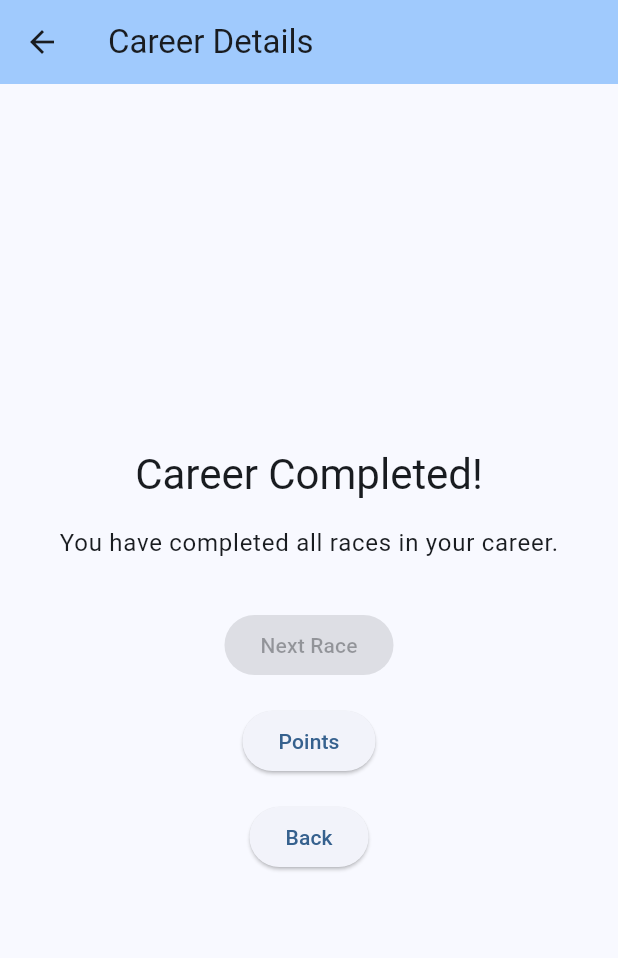
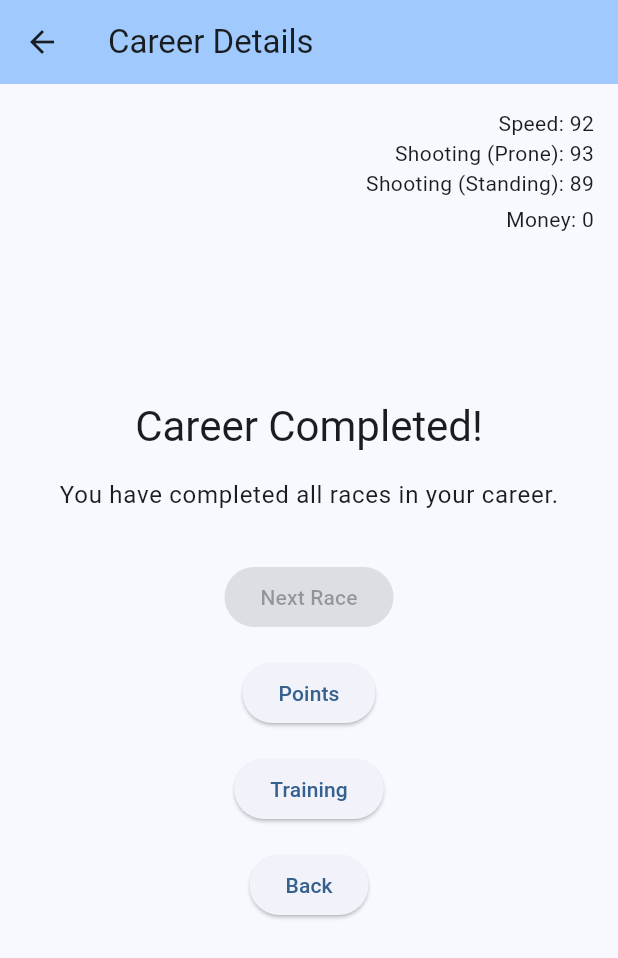
Before and after one commit to igor-krupko/biathlon, a Flutter app: the CareerDetailsScreen screen opened directly with empty values, on a phone screen of 412 x 824 dp. Shown: the top 958 px of the screen. Run offline on Flutter 3.47's test engine with Material 3 defaults, Android fonts, the light colour scheme and no system bars; our stand-ins replace audioplayers, equatable, flutter_bloc, go_router, shared_preferences; accounts and stored records are empty.

Commit message:
Add player stats and training

```diff
--- a/biathlon_app/lib/blocs/app_bloc_provider.dart
+++ b/biathlon_app/lib/blocs/app_bloc_provider.dart
@@ -62,9 +62,6 @@
             settingsService: SettingsService(),
           ),
         ),
-        BlocProvider<ShootingBloc>(
-          create: (context) => ShootingBloc(),
-        ),
         BlocProvider<LapProgressBloc>(
           create: (context) => LapProgressBloc(),
         ),
@@ -83,6 +80,5 @@
   CareerBloc get careerBloc => BlocProvider.of<CareerBloc>(this);
   PointsBloc get pointsBloc => BlocProvider.of<PointsBloc>(this);
   RaceBloc get raceBloc => BlocProvider.of<RaceBloc>(this);
-  ShootingBloc get shootingBloc => BlocProvider.of<ShootingBloc>(this);
   LapProgressBloc get lapProgressBloc => BlocProvider.of<LapProgressBloc>(this);
 }
--- a/biathlon_app/lib/blocs/career_bloc.dart
+++ b/biathlon_app/lib/blocs/career_bloc.dart
@@ -201,6 +201,10 @@
     await safeAsync(
       () async {
         await _repository.addRaceResult(currentCareer, event.result);
+        // Add money to player: 100$ per point
+        if (event.result.athleteName == currentCareer.player.name && event.result.athleteSurname == currentCareer.player.surname) {
+          currentCareer.addMoneyToPlayer(event.result.points * 1000000000);
+        }
         emit(CareerActive(currentCareer));
       },
       (error) => emit(CareerError('Failed to add race result: $error')),
--- a/biathlon_app/lib/blocs/race_bloc.dart
+++ b/biathlon_app/lib/blocs/race_bloc.dart
@@ -254,7 +254,7 @@
       final segmentsCompletedInLap = currentState.segmentTimes.length % segmentsInLap;
 
       if (segmentsCompletedInLap < segmentsInLap) {
-        final segmentTime = RaceStats.calculateSegmentTime(event.progress);
+        final segmentTime = RaceStats.calculateSegmentTime(event.progress, currentState.player.speed / 100.0);
         final newSegmentTimes = List<double>.from(currentState.segmentTimes)..add(segmentTime);
         final newTotalTime = currentState.totalTime + segmentTime;
 
--- a/biathlon_app/lib/models/athlete.dart
+++ b/biathlon_app/lib/models/athlete.dart
@@ -5,6 +5,7 @@
   final int speed; // 1-100
   final int shootingDown; // 1-100 (prone)
   final int shootingStanding; // 1-100 (standing)
+  final int money; // Player's money (default 0 for player)
 
   const Athlete({
     required this.name,
@@ -13,5 +14,6 @@
     required this.speed,
     required this.shootingDown,
     required this.shootingStanding,
+    this.money = 0,
   });
 }
--- a/biathlon_app/lib/models/career.dart
+++ b/biathlon_app/lib/models/career.dart
@@ -29,7 +29,7 @@
   int currentTrackIndex;
   final List<RacePointsResult> racePointsHistory = [];
   final List<List<RacePointsResult>> allRacesResults = [];
-  final Athlete player;
+  Athlete player;
 
   Career({
     required this.startDate,
@@ -92,4 +92,23 @@
   void addFullRaceResults(List<RacePointsResult> results) {
     allRacesResults.add(results);
   }
+
+  int get playerMoney => player.money;
+
+  void addMoneyToPlayer(int amount) {
+    // Create a new Athlete with updated money
+    final updatedPlayer = Athlete(
+      name: player.name,
+      surname: player.surname,
+      country: player.country,
+      speed: player.speed,
+      shootingDown: player.shootingDown,
+      shootingStanding: player.shootingStanding,
+      money: player.money + amount,
+    );
+    // This is a workaround since player is final; in a real app, refactor to allow updating player
+    // ignore: invalid_use_of_visible_for_testing_member, invalid_use_of_protected_member
+    // ignore: prefer_final_fields
+    player = updatedPlayer;
+  }
 }
--- a/biathlon_app/lib/models/race_stats.dart
+++ b/biathlon_app/lib/models/race_stats.dart
@@ -19,16 +19,16 @@
     return '$minutes:${seconds.toStringAsFixed(1).padLeft(4, '0')}';
   }
 
-  static double calculateSegmentTime(double progress) {
+  static double calculateSegmentTime(double progress, double playerBaseSpeed) {
     if (progress <= 0.75) {
       // If stopped at or before 75%, calculate speed based on progress
       final speed = 0.5 + (progress / 0.75) * 0.5; // Speed from 50% to 100%
-      return 16 / speed; // Base time (16s) divided by speed
+      return 8 + 8 / speed / sqrt(playerBaseSpeed); // Base time (16s) divided by speed
     } else {
       // If stopped after 75%, apply 3x penalty for the portion after 75%
       final penaltyProgress = progress - 0.75;
       final speed = 1.0 - (penaltyProgress * 4); // Speed decreases by 3x
-      return 16 / speed;
+      return 8 + 8 / speed / sqrt(playerBaseSpeed);
     }
   }
 
--- a/biathlon_app/lib/router/app_router.dart
+++ b/biathlon_app/lib/router/app_router.dart
@@ -9,6 +9,7 @@
 import '../screens/race_screen.dart';
 import '../screens/points_screen.dart';
 import '../screens/settings_screen.dart';
+import '../screens/training_screen.dart';
 
 class AppRouter {
   static final GoRouter router = GoRouter(
@@ -41,6 +42,11 @@
           create: (context) => PointsBloc(),
           child: const PointsScreenWrapper(),
         ),
+      ),
+      GoRoute(
+        path: '/training',
+        name: 'training',
+        builder: (context, state) => const TrainingScreen(),
       ),
       GoRoute(
         path: '/settings',
--- a/biathlon_app/lib/screens/career_details_screen.dart
+++ b/biathlon_app/lib/screens/career_details_screen.dart
@@ -27,7 +27,26 @@
         title: const Text('Career Details'),
         backgroundColor: Theme.of(context).colorScheme.inversePrimary,
       ),
-      body: Center(
+      body: Stack(
+        children: [
+          Align(
+            alignment: Alignment.topRight,
+            child: Padding(
+              padding: const EdgeInsets.all(16.0),
+              child: Column(
+                crossAxisAlignment: CrossAxisAlignment.end,
+                mainAxisSize: MainAxisSize.min,
+                children: [
+                  Text('Speed: ${career.player.speed}', style: Theme.of(context).textTheme.bodyMedium),
+                  Text('Shooting (Prone): ${career.player.shootingDown}', style: Theme.of(context).textTheme.bodyMedium),
+                  Text('Shooting (Standing): ${career.player.shootingStanding}', style: Theme.of(context).textTheme.bodyMedium),
+                  const SizedBox(height: 4),
+                  Text('Money: ${career.playerMoney}', style: Theme.of(context).textTheme.bodyMedium),
+                ],
+              ),
+            ),
+          ),
+          Center(
             child: Column(
               mainAxisAlignment: MainAxisAlignment.center,
               children: [
@@ -78,6 +97,13 @@
                 const SizedBox(height: 16),
                 ElevatedButton(
                   onPressed: () {
+                    context.go('/training');
+                  },
+                  child: const Text('Training'),
+                ),
+                const SizedBox(height: 16),
+                ElevatedButton(
+                  onPressed: () {
                     context.go('/');
                   },
                   child: const Text('Back'),
@@ -85,6 +111,8 @@
               ],
             ),
           ),
+        ],
+      ),
     );
   }
 }
--- a/biathlon_app/lib/screens/player_setup_screen.dart
+++ b/biathlon_app/lib/screens/player_setup_screen.dart
@@ -53,9 +53,10 @@
         name: _nameController.text,
         surname: _surnameController.text,
         country: _selectedCountry,
-        speed: 90,
-        shootingDown: 90,
-        shootingStanding: 90,
+        speed: 70,
+        shootingDown: 70,
+        shootingStanding: 70,
+        money: 0,
       );
 
       context.read<CareerBloc>().add(StartCareer(player));
--- a/biathlon_app/lib/screens/race_screen.dart
+++ b/biathlon_app/lib/screens/race_screen.dart
@@ -88,7 +88,9 @@
       children: [
         Center(
           child: state.isShooting
-              ? ShootingView(
+              ? BlocProvider<shooting.ShootingBloc>(
+                  create: (_) => shooting.ShootingBloc(player: state.player),
+                  child: ShootingView(
                     position: state.track.shootingPositions[state.currentShooting],
                     onComplete: (hits) {
                       context.read<RaceBloc>().add(
@@ -99,6 +101,7 @@
                         ),
                       );
                     },
+                  ),
                 )
               : LapView(
                   lapNumber: state.currentLap + 1,
```
Also changed, not shown: biathlon_app/lib/blocs/shooting_bloc.dart (+13 -5 lines), biathlon_app/lib/screens/training_screen.dart (added, +158 -0 lines). Lines whose indentation alone changed are shown as unchanged.
